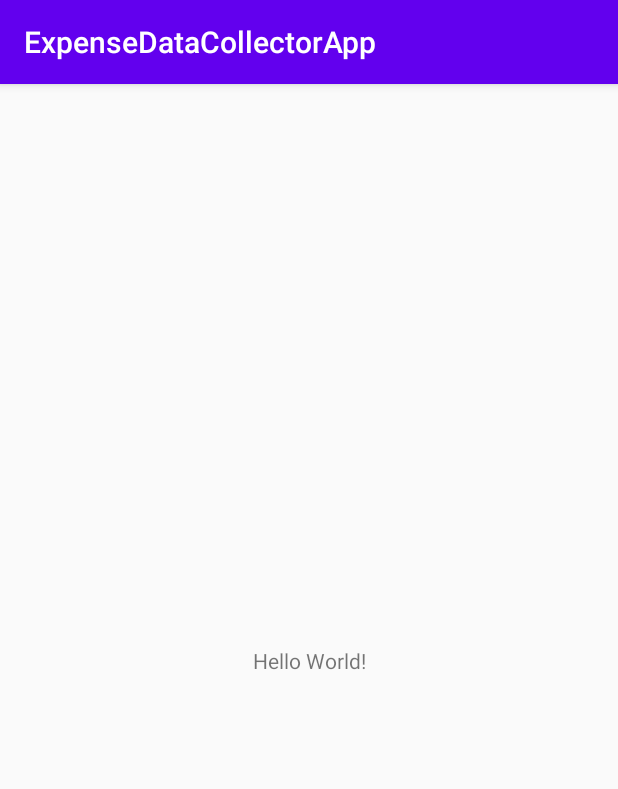
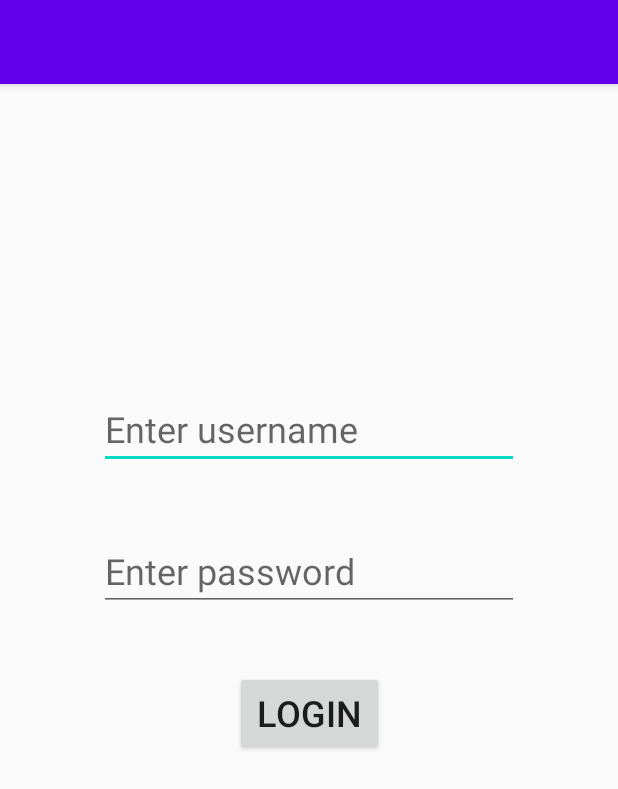
Before and after one commit to studiusvishal/ExpenseDataCollectorApp, an Android app: the screen it shows after launch (MainActivity before the commit, LoginActivity after it), on a phone screen of 412 x 824 dp. Shown: the top 789 px of the screen. Run offline under Robolectric (Android 15) with nearby library versions, the phone set to English and light mode, and no system bars; our stand-ins replace Volley.

Commit message:
Add login

```diff
--- /dev/null
+++ b/app/src/main/java/com/bhavsar/vishal/app/expensedatacollector/LoginActivity.java
@@ -0,0 +1,155 @@
+package com.bhavsar.vishal.app.expensedatacollector;
+
+import static com.bhavsar.vishal.app.expensedatacollector.BuildConfig.BASE_URL;
+
+import android.content.Context;
+import android.content.Intent;
+import android.content.SharedPreferences;
+import android.os.Build;
+import android.os.Bundle;
+import android.util.Log;
+import android.view.View;
+import android.widget.Button;
+import android.widget.EditText;
+import android.widget.ProgressBar;
+import android.widget.Toast;
+
+import androidx.annotation.NonNull;
+import androidx.annotation.RequiresApi;
+import androidx.appcompat.app.AppCompatActivity;
+
+import com.android.volley.NetworkResponse;
+import com.android.volley.Request;
+import com.android.volley.RequestQueue;
+import com.android.volley.Response;
+import com.android.volley.RetryPolicy;
+import com.android.volley.VolleyError;
+import com.android.volley.toolbox.HttpHeaderParser;
+import com.android.volley.toolbox.StringRequest;
+import com.android.volley.toolbox.Volley;
+
+import org.json.JSONException;
+import org.json.JSONObject;
+
+import java.nio.charset.StandardCharsets;
+import java.util.Arrays;
+import java.util.HashMap;
+import java.util.Map;
+import java.util.Objects;
+
+public class LoginActivity extends AppCompatActivity {
+    private static final String APP_PREFERENCES = "Preferences";
+    private static final String AUTHORIZATION = "Authorization";
+    private static final String KEY_BASE_URL = "BASE_URL";
+
+    private EditText editTextUsername;
+    private EditText editTextPassword;
+    private ProgressBar loginProgressBar;
+    private SharedPreferences sharedpreferences;
+
+    @Override
+    protected void onCreate(final Bundle savedInstanceState) {
+        super.onCreate(savedInstanceState);
+        setContentView(R.layout.activity_login);
+
+        editTextUsername = findViewById(R.id.textUsername);
+        editTextPassword = findViewById(R.id.passwordTextbox);
+        final Button loginButton = findViewById(R.id.loginButton);
+        loginProgressBar = findViewById(R.id.progressBar);
+        editTextUsername.requestFocus();
+
+        loginButton.setOnClickListener(this::onClickLoginButton);
+        sharedpreferences = getSharedPreferences(APP_PREFERENCES, Context.MODE_PRIVATE);
+        addToSharedPreferences(KEY_BASE_URL, BASE_URL);
+    }
+
+    private void onClickLoginButton(final View view) {
+        final String username = editTextUsername.getText().toString();
+        final String password = editTextPassword.getText().toString();
+
+        if (username.isEmpty() || password.isEmpty()) {
+            Toast.makeText(LoginActivity.this, "Please enter all details.", Toast.LENGTH_LONG).show();
+            return;
+        }
+
+        loginProgressBar.setVisibility(View.VISIBLE);
+
+        login(username, password, this::onLoginSuccess);
+    }
+
+    private void login(final String username, final String password, final LoginCallback callback) {
+        final RequestQueue requestQueue = Volley.newRequestQueue(this);
+        final String postUrl = BASE_URL + "/login";
+
+        final String requestBody = prepareBody(username, password);
+        final Response.ErrorListener errorListener = error -> Log.e("Login: ", Arrays.toString(error.getStackTrace()));
+        final Response.Listener<String> responseListener = callback::onSuccess;
+
+        // https://stackoverflow.com/questions/33573803/how-to-send-a-post-request-using-volley-with-string-body
+        final StringRequest jsonObjectRequest = new StringRequest(Request.Method.POST,
+                postUrl, responseListener, errorListener) {
+
+            @RequiresApi(api = Build.VERSION_CODES.KITKAT)
+            @Override
+            public byte[] getBody() {
+                return requestBody.getBytes(StandardCharsets.UTF_8);
+            }
+
+            @Override
+            protected Response<String> parseNetworkResponse(final NetworkResponse response) {
+                final String parsed = Objects.requireNonNull(Objects.requireNonNull(response.headers).get(AUTHORIZATION));
+                return Response.success(parsed, HttpHeaderParser.parseCacheHeaders(response));
+            }
+        };
+
+        // https://stackoverflow.com/questions/25994514/volley-timeout-error
+        jsonObjectRequest.setRetryPolicy(new RetryPolicy() {
+            @Override
+            public int getCurrentTimeout() {
+                return 50000;
+            }
+
+            @Override
+            public int getCurrentRetryCount() {
+                return 50000;
+            }
+
+            @Override
+            public void retry(final VolleyError error) {
+                Toast.makeText(LoginActivity.this, "Timeout occurred while logging in!!!", Toast.LENGTH_LONG).show();
+            }
+        });
+        requestQueue.add(jsonObjectRequest);
+    }
+
+    @NonNull
+    private String prepareBody(final String username, final String password) {
+        final JSONObject jsonBody = new JSONObject();
+        try {
+            jsonBody.put("username", username);
+            jsonBody.put("password", password);
+        } catch (final JSONException e) {
+            e.printStackTrace();
+        }
+        return jsonBody.toString();
+    }
+
+    private void onLoginSuccess(final String result) {
+        if (result.isEmpty()) {
+            Toast.makeText(LoginActivity.this, "Incorrect username or password!!!", Toast.LENGTH_LONG).show();
+            loginProgressBar.setVisibility(View.GONE);
+            return;
+        }
+
+        final Intent intent = new Intent(this, MainActivity.class);
+        addToSharedPreferences(AUTHORIZATION, result);
+        startActivity(intent);
+        Toast.makeText(LoginActivity.this, "Login successful!!!", Toast.LENGTH_LONG).show();
+    }
+
+    private void addToSharedPreferences(final String key, final String value) {
+        final SharedPreferences.Editor edit = sharedpreferences.edit();
+        edit.putString(key, value);
+        edit.apply();
+    }
+}
--- /dev/null
+++ b/app/src/main/java/com/bhavsar/vishal/app/expensedatacollector/LoginCallback.java
@@ -0,0 +1,5 @@
+package com.bhavsar.vishal.app.expensedatacollector;
+
+public interface LoginCallback {
+    void onSuccess(String result);
+}
--- a/app/src/main/java/com/bhavsar/vishal/app/expensedatacollector/MainActivity.java
+++ b/app/src/main/java/com/bhavsar/vishal/app/expensedatacollector/MainActivity.java
@@ -1,13 +1,13 @@
 package com.bhavsar.vishal.app.expensedatacollector;
 
+import android.os.Bundle;
+
 import androidx.appcompat.app.AppCompatActivity;
-
-import android.os.Bundle;
 
 public class MainActivity extends AppCompatActivity {
 
     @Override
-    protected void onCreate(Bundle savedInstanceState) {
+    protected void onCreate(final Bundle savedInstanceState) {
         super.onCreate(savedInstanceState);
         setContentView(R.layout.activity_main);
     }
--- /dev/null
+++ b/app/src/main/res/layout/activity_login.xml
@@ -0,0 +1,89 @@
+<?xml version="1.0" encoding="utf-8"?>
+<androidx.constraintlayout.widget.ConstraintLayout xmlns:android="http://schemas.android.com/apk/res/android"
+    xmlns:app="http://schemas.android.com/apk/res-auto"
+    xmlns:tools="http://schemas.android.com/tools"
+    android:layout_width="match_parent"
+    android:layout_height="match_parent"
+    tools:context=".LoginActivity">
+
+    <EditText
+        android:id="@+id/textUsername"
+        android:layout_width="wrap_content"
+        android:layout_height="wrap_content"
+        android:layout_marginStart="16dp"
+        android:layout_marginLeft="16dp"
+        android:layout_marginTop="16dp"
+        android:layout_marginEnd="16dp"
+        android:layout_marginRight="16dp"
+        android:layout_marginBottom="16dp"
+        android:ems="10"
+        android:hint="Enter username"
+        android:inputType="textPersonName"
+        android:textSize="24sp"
+        app:layout_constraintBottom_toBottomOf="parent"
+        app:layout_constraintEnd_toEndOf="parent"
+        app:layout_constraintHorizontal_bias="0.5"
+        app:layout_constraintStart_toStartOf="parent"
+        app:layout_constraintTop_toTopOf="parent"
+        app:layout_constraintVertical_bias="0.274" />
+
+    <EditText
+        android:id="@+id/passwordTextbox"
+        android:layout_width="wrap_content"
+        android:layout_height="wrap_content"
+        android:layout_marginStart="16dp"
+        android:layout_marginLeft="16dp"
+        android:layout_marginTop="16dp"
+        android:layout_marginEnd="16dp"
+        android:layout_marginRight="16dp"
+        android:layout_marginBottom="16dp"
+        android:ems="10"
+        android:hint="Enter password"
+        android:inputType="textPassword"
+        android:textSize="24sp"
+        app:layout_constraintBottom_toBottomOf="parent"
+        app:layout_constraintEnd_toEndOf="parent"
+        app:layout_constraintHorizontal_bias="0.5"
+        app:layout_constraintStart_toStartOf="parent"
+        app:layout_constraintTop_toBottomOf="@+id/textUsername"
+        app:layout_constraintVertical_bias="0.06" />
+
+    <Button
+        android:id="@+id/loginButton"
+        android:layout_width="99dp"
+        android:layout_height="56dp"
+        android:layout_marginStart="16dp"
+        android:layout_marginLeft="16dp"
+        android:layout_marginTop="16dp"
+        android:layout_marginEnd="16dp"
+        android:layout_marginRight="16dp"
+        android:layout_marginBottom="16dp"
+        android:text="Login"
+        android:textSize="24sp"
+        app:layout_constraintBottom_toBottomOf="parent"
+        app:layout_constraintEnd_toEndOf="parent"
+        app:layout_constraintHorizontal_bias="0.5"
+        app:layout_constraintStart_toStartOf="parent"
+        app:layout_constraintTop_toBottomOf="@+id/passwordTextbox"
+        app:layout_constraintVertical_bias="0.074" />
+
+    <ProgressBar
+        android:id="@+id/progressBar"
+        style="?android:attr/progressBarStyle"
+        android:layout_width="wrap_content"
+        android:layout_height="wrap_content"
+        android:layout_marginStart="16dp"
+        android:layout_marginLeft="16dp"
+        android:layout_marginTop="16dp"
+        android:layout_marginEnd="16dp"
+        android:layout_marginRight="16dp"
+        android:layout_marginBottom="16dp"
+        android:visibility="gone"
+        app:layout_constraintBottom_toBottomOf="parent"
+        app:layout_constraintEnd_toEndOf="parent"
+        app:layout_constraintHorizontal_bias="0.498"
+        app:layout_constraintStart_toStartOf="parent"
+        app:layout_constraintTop_toBottomOf="@+id/loginButton"
+        app:layout_constraintVertical_bias="0.115" />
+
+</androidx.constraintlayout.widget.ConstraintLayout>
--- a/app/src/main/res/values/strings.xml
+++ b/app/src/main/res/values/strings.xml
@@ -1,3 +1,5 @@
 <resources>
-    <string name="app_name">ExpenseDataCollectorApp</string>
+    <string name="log_in">Log in</string>
+    <string name="sign_up">Sign Up</string>
+    <string name="proceed_to_login">Proceed to Login</string>
 </resources>
```
Also changed, not shown: app/build.gradle (+60 -7 lines), app/src/main/AndroidManifest.xml (+15 -1 lines), app/src/main/java/com/bhavsar/vishal/app/expensedatacollector/AddExpenseActivity.java (added, +14 -0 lines), app/src/main/res/layout/activity_add_expense.xml (added, +9 -0 lines), app/src/main/res/layout/activity_main.xml (+14 -5 lines), build.gradle (+36 -3 lines), gradle/wrapper/gradle-wrapper.properties, 5 other files.
